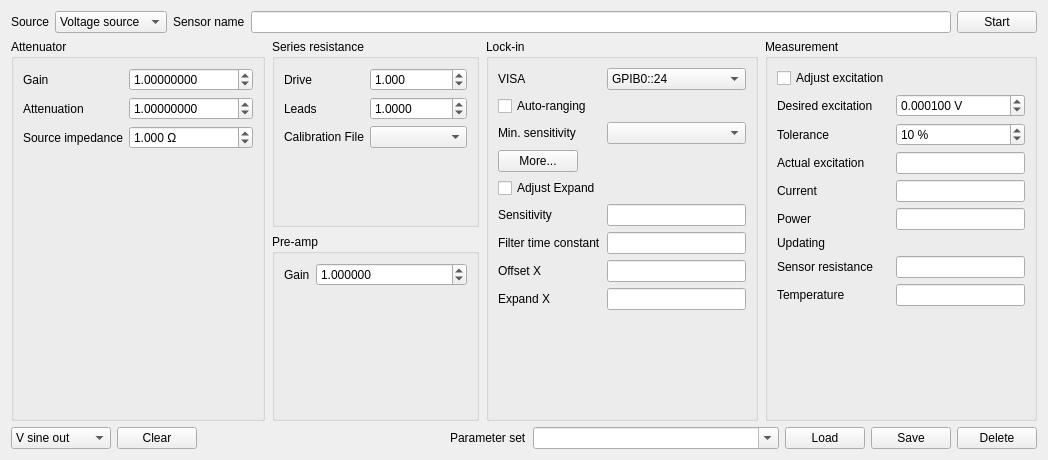
The window that LockinThermometerExpandUi.ui (AvirupRoy/research) describes before a commit, drawn with Qt 5.
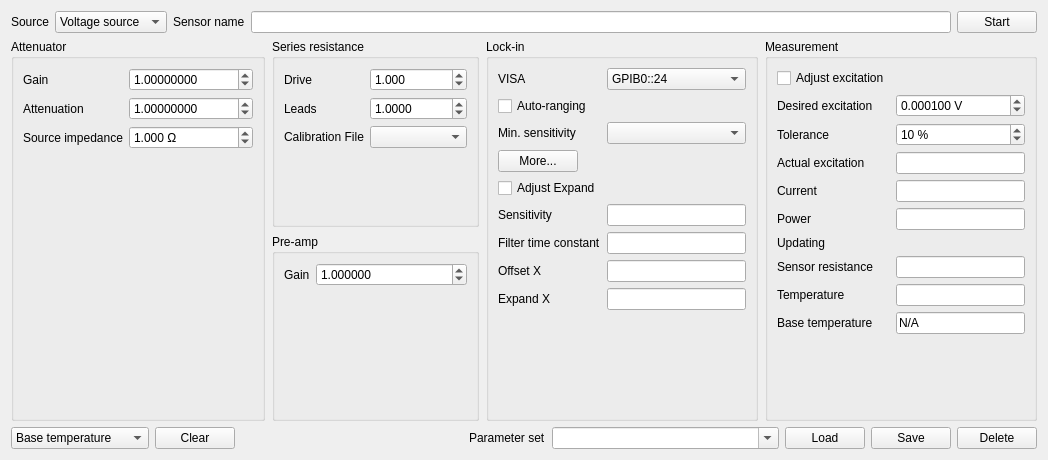
The same window after the commit. Custom widgets are drawn as their Qt base class.

Commit message: Add base temperature calculation and reporting to LockinThermometerExpand (this change was made quite a while ago)

What changed in the file:
```diff
--- a/LockinThermometerExpandUi.ui
+++ b/LockinThermometerExpandUi.ui
@@ -658,6 +658,26 @@
             <item row="8" column="1">
              <widget class="TemperatureIndicator" name="temperatureIndicator"/>
             </item>
+            <item row="9" column="1">
+             <widget class="TemperatureIndicator" name="baseTempIndicator">
+              <property name="toolTip">
+               <string>Calculated base temperature (taking into account sensor self-heating)</string>
+              </property>
+              <property name="text">
+               <string>N/A</string>
+              </property>
+             </widget>
+            </item>
+            <item row="9" column="0">
+             <widget class="QLabel" name="label_27">
+              <property name="text">
+               <string>Base temperature</string>
+              </property>
+              <property name="buddy">
+               <cstring>sensorIndicator</cstring>
+              </property>
+             </widget>
+            </item>
            </layout>
           </item>
          </layout>
@@ -681,6 +701,16 @@
            <height>0</height>
           </size>
          </property>
+         <item>
+          <property name="text">
+           <string>Base temperature</string>
+          </property>
+         </item>
+         <item>
+          <property name="text">
+           <string>Sensor temperature</string>
+          </property>
+         </item>
          <item>
           <property name="text">
            <string>V sine out</string>
```
Left out of the diff: 5 changed lines with no effect on the pictures. The commit also changes 1 other file.
